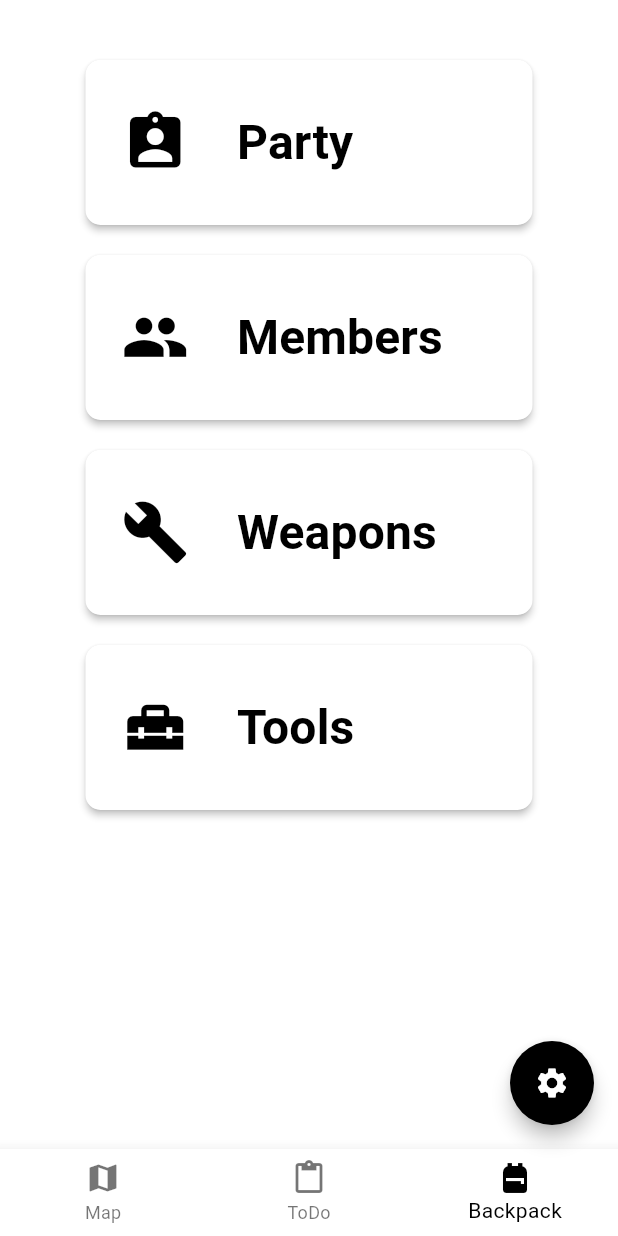
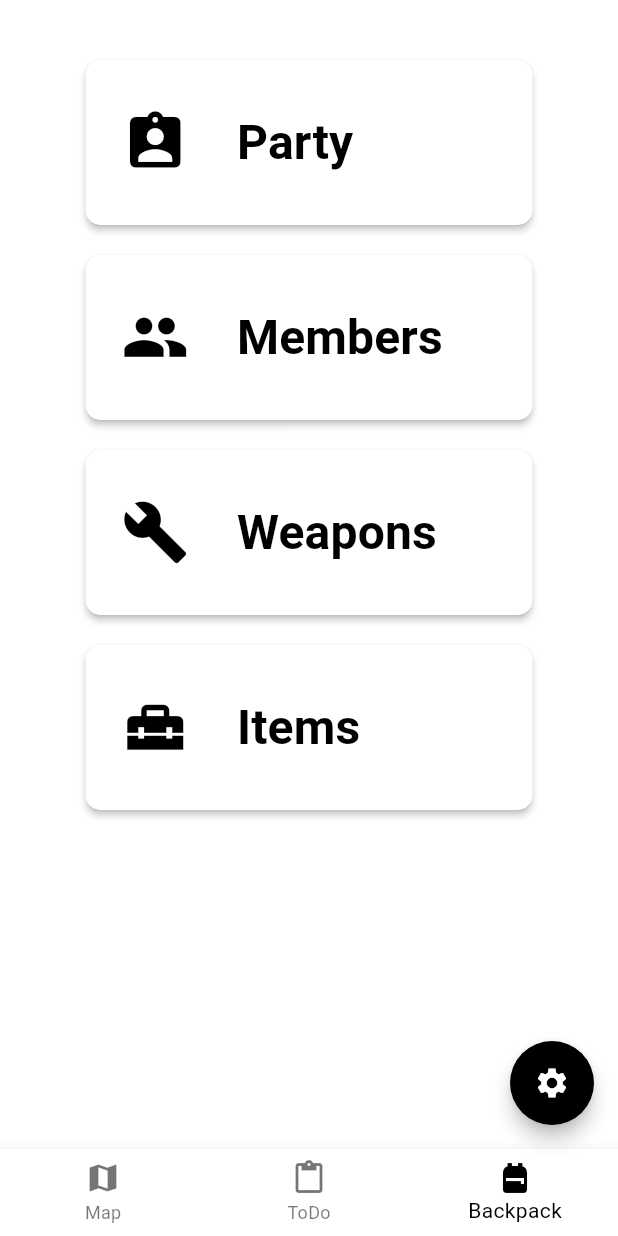
Before and after one commit to Itsuki54/arco-dev, a Flutter app: the screen it shows after launch, on a phone screen of 412 x 824 dp. Run offline on Flutter 3.47's test engine with Material 3 defaults, Android fonts, the phone set to English and light mode, and no system bars.

Commit message:
change: tools to items

```diff
--- a/lib/src/pages/setting/settings.dart
+++ b/lib/src/pages/setting/settings.dart
@@ -4,7 +4,7 @@ import '../../components/setting_route_button.dart';
 // pages
 import './party.dart';
 import './members.dart';
-import './tools.dart';
+import './items.dart';
 import './weapons.dart';
 
 class SettingsPage extends StatefulWidget {
@@ -45,9 +45,9 @@ class _SettingsPageState extends State<SettingsPage> {
               nextPage: WeaponsPage(),
             ),
             SettingRouteButton(
-              title: "Tools",
+              title: "Items",
               icon: Icon(Icons.home_repair_service, size: 45),
-              nextPage: ToolsPage(),
+              nextPage: ItemsPage(),
             )
           ]),
         ),
```
